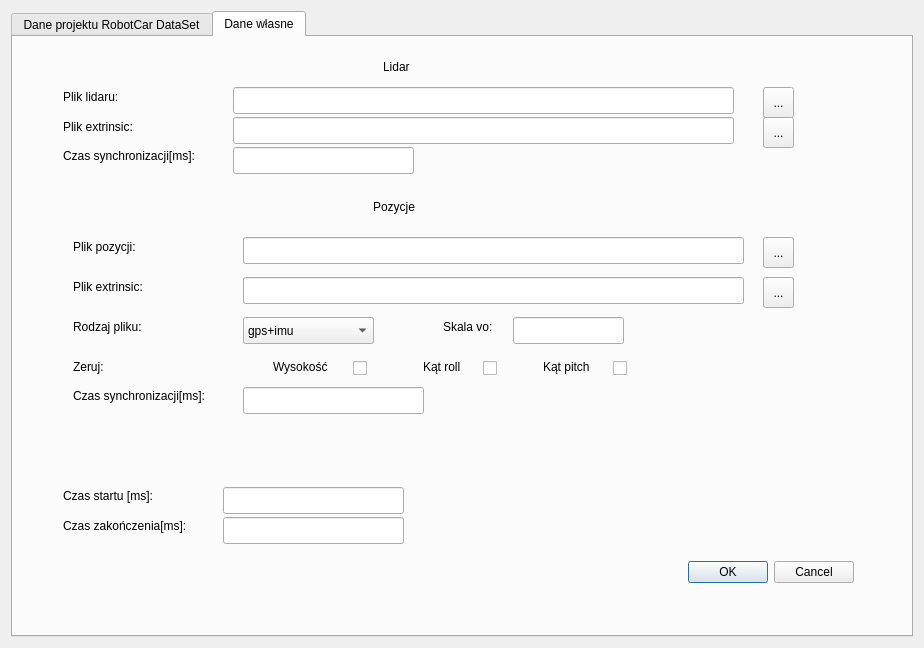
Old version of the form SelectDataWindowDesign.ui in the repository ukito-pl/RobotCarDataSet-GUI-Python.
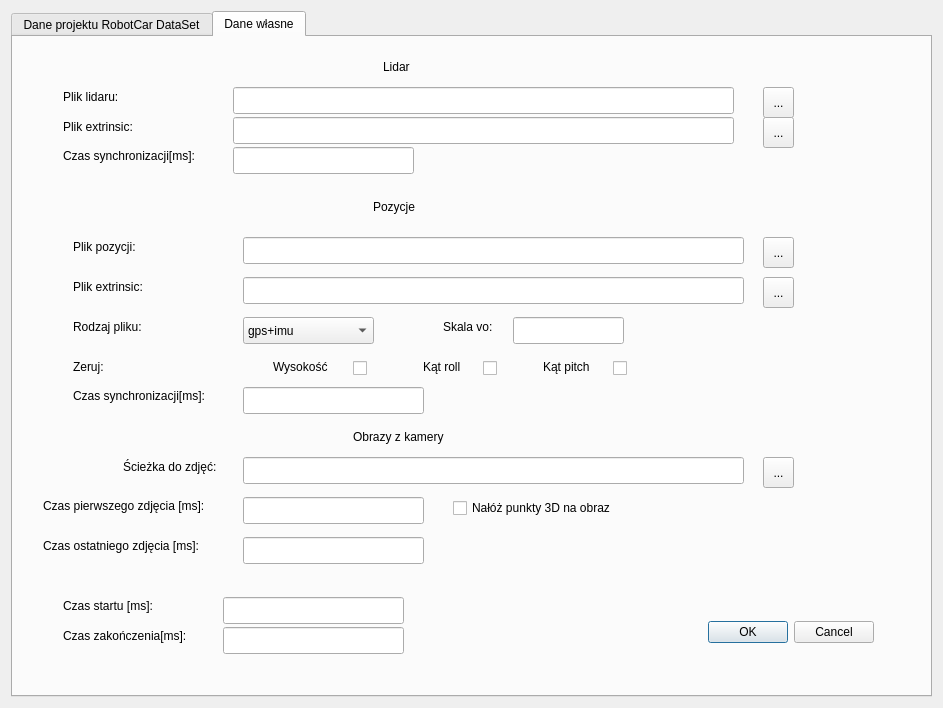
New version of the form. The open tabs and pages were chosen to show the change.

The edit to the form file:
```diff
--- a/SelectDataWindowDesign.ui
+++ b/SelectDataWindowDesign.ui
@@ -6,8 +6,8 @@
    <rect>
     <x>0</x>
     <y>0</y>
-    <width>924</width>
-    <height>648</height>
+    <width>943</width>
+    <height>708</height>
    </rect>
   </property>
   <property name="windowTitle">
@@ -763,8 +763,8 @@
        </property>
        <property name="geometry">
         <rect>
-         <x>660</x>
-         <y>520</y>
+         <x>680</x>
+         <y>580</y>
          <width>181</width>
          <height>31</height>
         </rect>
@@ -864,7 +864,7 @@
        <property name="geometry">
         <rect>
          <x>50</x>
-         <y>450</y>
+         <y>560</y>
          <width>111</width>
          <height>17</height>
         </rect>
@@ -877,7 +877,7 @@
        <property name="geometry">
         <rect>
          <x>50</x>
-         <y>480</y>
+         <y>590</y>
          <width>161</width>
          <height>17</height>
         </rect>
@@ -890,7 +890,7 @@
        <property name="geometry">
         <rect>
          <x>210</x>
-         <y>480</y>
+         <y>590</y>
          <width>181</width>
          <height>27</height>
         </rect>
@@ -900,7 +900,7 @@
        <property name="geometry">
         <rect>
          <x>210</x>
-         <y>450</y>
+         <y>560</y>
          <width>181</width>
          <height>27</height>
         </rect>
@@ -997,6 +997,144 @@
         <string>Skala vo:</string>
        </property>
       </widget>
+      <widget class="QLabel" name="label_19">
+       <property name="geometry">
+        <rect>
+         <x>340</x>
+         <y>390</y>
+         <width>121</width>
+         <height>20</height>
+        </rect>
+       </property>
+       <property name="text">
+        <string>Obrazy z kamery</string>
+       </property>
+      </widget>
+      <widget class="QToolButton" name="browseButton8">
+       <property name="geometry">
+        <rect>
+         <x>750</x>
+         <y>420</y>
+         <width>31</width>
+         <height>31</height>
+        </rect>
+       </property>
+       <property name="text">
+        <string>...</string>
+       </property>
+       <property name="toolButtonStyle">
+        <enum>Qt::ToolButtonIconOnly</enum>
+       </property>
+       <property name="arrowType">
+        <enum>Qt::NoArrow</enum>
+       </property>
+      </widget>
+      <widget class="QLabel" name="label_20">
+       <property name="geometry">
+        <rect>
+         <x>110</x>
+         <y>420</y>
+         <width>121</width>
+         <height>20</height>
+        </rect>
+       </property>
+       <property name="text">
+        <string>Ścieżka do zdjęć:</string>
+       </property>
+      </widget>
+      <widget class="QLineEdit" name="chooseImgData">
+       <property name="geometry">
+        <rect>
+         <x>230</x>
+         <y>420</y>
+         <width>501</width>
+         <height>27</height>
+        </rect>
+       </property>
+      </widget>
+      <widget class="QLabel" name="label_61">
+       <property name="geometry">
+        <rect>
+         <x>30</x>
+         <y>460</y>
+         <width>201</width>
+         <height>17</height>
+        </rect>
+       </property>
+       <property name="toolTip">
+        <string>&lt;html&gt;&lt;head/&gt;&lt;body&gt;&lt;p&gt;Czas pierwszego zdjęcia do wyswietlenia, relatywny względem czasu startu. W przypadku nakładania punktów 3d na obraz jest on równy 0.&lt;/p&gt;&lt;/body&gt;&lt;/html&gt;</string>
+       </property>
+       <property name="whatsThis">
+        <string/>
+       </property>
+       <property name="accessibleDescription">
+        <string/>
+       </property>
+       <property name="text">
+        <string>Czas pierwszego zdjęcia [ms]:</string>
+       </property>
+      </widget>
+      <widget class="QLineEdit" name="startTimeImgCustom">
+       <property name="geometry">
+        <rect>
+         <x>230</x>
+         <y>460</y>
+         <width>181</width>
+         <height>27</height>
+        </rect>
+       </property>
+       <property name="toolTip">
+        <string>&lt;html&gt;&lt;head/&gt;&lt;body&gt;&lt;p&gt;Czas pierwszego zdjęcia do wyswietlenia, relatywny względem czasu startu. W przypadku nakładania punktów 3d na obraz jest on równy 0.&lt;/p&gt;&lt;/body&gt;&lt;/html&gt;</string>
+       </property>
+       <property name="whatsThis">
+        <string/>
+       </property>
+      </widget>
+      <widget class="QCheckBox" name="pointToImageBoxCustom">
+       <property name="geometry">
+        <rect>
+         <x>440</x>
+         <y>460</y>
+         <width>211</width>
+         <height>22</height>
+        </rect>
+       </property>
+       <property name="text">
+        <string>Nałóż punkty 3D na obraz</string>
+       </property>
+       <property name="checked">
+        <bool>false</bool>
+       </property>
+      </widget>
+      <widget class="QLineEdit" name="endTimeImgCustom">
+       <property name="geometry">
+        <rect>
+         <x>230</x>
+         <y>500</y>
+         <width>181</width>
+         <height>27</height>
+        </rect>
+       </property>
+       <property name="toolTip">
+        <string>&lt;html&gt;&lt;head/&gt;&lt;body&gt;&lt;p&gt;Czas ostatniego zdjęcia do wyswietlenia, relatywny względem czasu startu&lt;/p&gt;&lt;/body&gt;&lt;/html&gt;</string>
+       </property>
+      </widget>
+      <widget class="QLabel" name="label_62">
+       <property name="geometry">
+        <rect>
+         <x>30</x>
+         <y>500</y>
+         <width>201</width>
+         <height>17</height>
+        </rect>
+       </property>
+       <property name="toolTip">
+        <string>&lt;html&gt;&lt;head/&gt;&lt;body&gt;&lt;p&gt;Czas ostatniego zdjęcia do wyswietlenia, relatywny względem czasu startu&lt;/p&gt;&lt;/body&gt;&lt;/html&gt;</string>
+       </property>
+       <property name="text">
+        <string>Czas ostatniego zdjęcia [ms]:</string>
+       </property>
+      </widget>
      </widget>
     </widget>
    </item>
```
Left out of the diff: 60 changed lines with no effect on the pictures.
